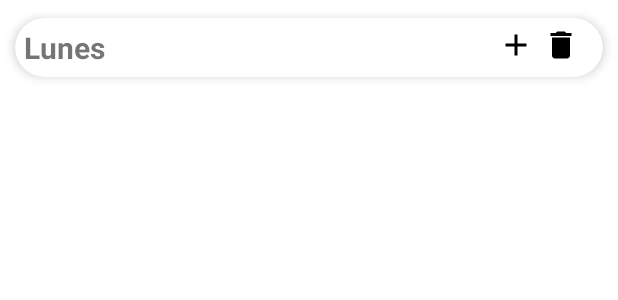
After one commit to cguzmancode/FitApp, an Android app: the layout list_element.xml on its own in the app's theme, with its tools: preview values and no code run, on a phone screen of 412 x 824 dp. The commit adds this screen. Shown: the top 300 px of the screen. Run offline under Robolectric (Android 15) with nearby library versions, the phone set to English and light mode, and no system bars.

Commit message:
created item list

```diff
--- /dev/null
+++ b/app/src/main/res/drawable/deletesession_icon.xml
@@ -0,0 +1,5 @@
+<vector android:height="24dp" android:tint="#000000"
+    android:viewportHeight="24" android:viewportWidth="24"
+    android:width="24dp" xmlns:android="http://schemas.android.com/apk/res/android">
+    <path android:fillColor="@android:color/white" android:pathData="M6,19c0,1.1 0.9,2 2,2h8c1.1,0 2,-0.9 2,-2V7H6v12zM19,4h-3.5l-1,-1h-5l-1,1H5v2h14V4z"/>
+</vector>
--- /dev/null
+++ b/app/src/main/res/layout/list_element.xml
@@ -0,0 +1,65 @@
+<?xml version="1.0" encoding="utf-8"?>
+<androidx.cardview.widget.CardView
+    xmlns:android="http://schemas.android.com/apk/res/android"
+    android:layout_width="match_parent"
+    android:layout_height="wrap_content"
+    xmlns:app="http://schemas.android.com/apk/res-auto"
+    android:id="@+id/cardview"
+    app:cardCornerRadius="20dp"
+    app:cardElevation="4dp"
+    app:cardUseCompatPadding="true">
+
+    <LinearLayout
+        android:layout_width="match_parent"
+        android:layout_height="wrap_content"
+        android:animateLayoutChanges="true"
+        android:orientation="vertical">
+
+        <RelativeLayout
+            android:id="@+id/workoutsession"
+            android:layout_width="wrap_content"
+            android:layout_height="wrap_content"
+            android:orientation="horizontal"
+            android:padding="6dp">
+
+            <TextView
+                android:id="@+id/tittlesession"
+                android:layout_width="wrap_content"
+                android:layout_height="wrap_content"
+                android:text="Lunes"
+                android:textSize="20sp"
+                android:textStyle="bold"
+                app:layout_constraintStart_toStartOf="parent"
+                app:layout_constraintTop_toTopOf="parent"/>
+
+
+            <ImageButton
+                android:id="@+id/imageButton2"
+                android:layout_width="wrap_content"
+                android:layout_height="wrap_content"
+                app:srcCompat="@drawable/add_icon"
+                android:background="@android:color/transparent"
+                android:layout_marginEnd="40dp"
+                android:layout_alignParentRight="true"
+                android:layout_alignParentEnd="true"/>
+
+            <ImageButton
+                android:id="@+id/imageButton3"
+                android:layout_width="wrap_content"
+                android:layout_height="wrap_content"
+                android:layout_alignParentEnd="true"
+                android:layout_alignParentRight="true"
+                android:layout_marginEnd="10dp"
+                android:background="@android:color/transparent"
+                app:srcCompat="@drawable/deletesession_icon" />
+
+        </RelativeLayout>
+
+        <ListView
+            android:layout_width="match_parent"
+            android:layout_height="match_parent" />
+
+
+    </LinearLayout>
+
+</androidx.cardview.widget.CardView>
```
Also changed, not shown: app/src/main/res/layout/exercise_item.xml (added, +49 -0 lines), app/src/main/res/layout/fragment_workout.xml (+27 -9 lines).
